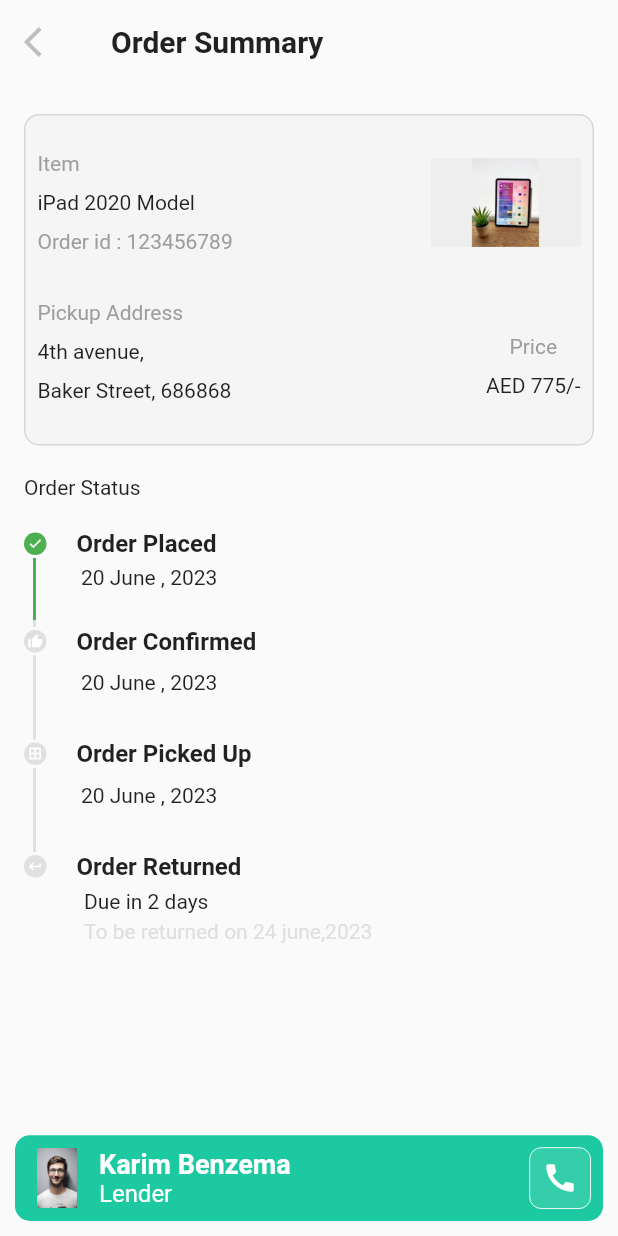
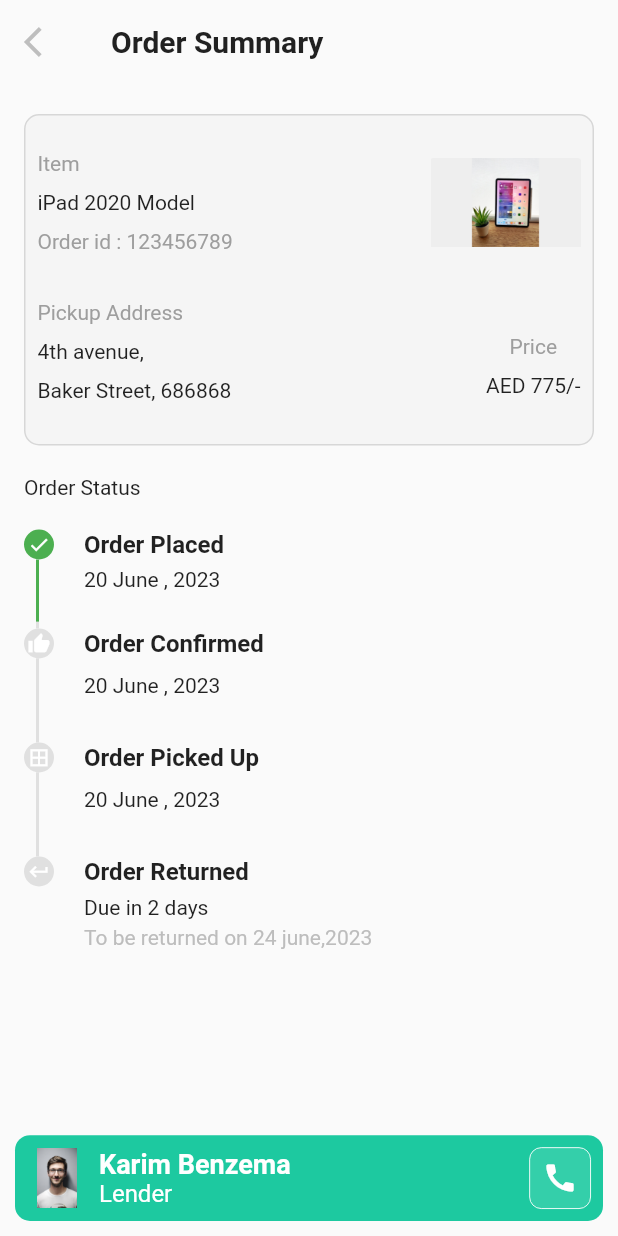
Before and after one commit to jithuhari/calender_rendal_app, a Flutter app: the screen it shows after launch, on a phone screen of 412 x 824 dp. Run offline on Flutter 3.47's test engine with Material 2 defaults, Android fonts, the phone set to English and light mode, and no system bars; our stand-ins replace get, table_calendar; missing offline and left inert: order_tracker_zen.

Commit message:
done some changes in tracker package

```diff
--- a/lib/features/order_summary/source/order_tracker.dart
+++ b/lib/features/order_summary/source/order_tracker.dart
@@ -174,14 +174,14 @@ class _OrderTrackerState extends State<OrderTracker>
             Row(
               children: [
                 Container(
-                  height: 15,
-                  width: 15,
+                  height: 20,
+                  width: 20,
                   decoration: BoxDecoration(
                       color: widget.activeColor ?? Colors.green,
                       borderRadius: BorderRadius.circular(50)),
                   child: const Icon(
                     Icons.check,
-                    size: 10,
+                    size: 15,
                     color: Colors.white,
                   ),
                 ),
@@ -209,7 +209,7 @@ class _OrderTrackerState extends State<OrderTracker>
             Row(
               children: [
                 Padding(
-                  padding: const EdgeInsets.only(left: 6),
+                  padding: const EdgeInsets.only(left: 8),
                   child: SizedBox(
                     width: 2,
                     height: widget.orderTitleAndDateList != null &&
@@ -277,8 +277,8 @@ class _OrderTrackerState extends State<OrderTracker>
             Row(
               children: [
                 Container(
-                  height: 15,
-                  width: 15,
+                  height: 20,
+                  width: 20,
                   decoration: BoxDecoration(
                       color: (widget.status?.name == Status.shipped.name ||
                                   widget.status?.name ==
@@ -291,7 +291,7 @@ class _OrderTrackerState extends State<OrderTracker>
                       borderRadius: BorderRadius.circular(50)),
                   child: const Icon(
                     Icons.thumb_up,
-                    size: 10,
+                    size: 15,
                     color: Colors.white,
                   ),
                 ),
@@ -319,7 +319,7 @@ class _OrderTrackerState extends State<OrderTracker>
             Row(
               children: [
                 Padding(
-                  padding: const EdgeInsets.only(left: 6),
+                  padding: const EdgeInsets.only(left: 8),
                   child: SizedBox(
                     width: 2,
                     height: widget.shippedTitleAndDateList != null &&
@@ -390,8 +390,8 @@ class _OrderTrackerState extends State<OrderTracker>
             Row(
               children: [
                 Container(
-                  height: 15,
-                  width: 15,
+                  height: 20,
+                  width: 20,
                   decoration: BoxDecoration(
                       color:
                           (widget.status?.name == Status.outOfDelivery.name ||
@@ -403,7 +403,7 @@ class _OrderTrackerState extends State<OrderTracker>
                       borderRadius: BorderRadius.circular(50)),
                   child: const Icon(
                     Icons.border_all,
-                    size: 10,
+                    size: 15,
                     color: Colors.white,
                   ),
                 ),
@@ -431,7 +431,7 @@ class _OrderTrackerState extends State<OrderTracker>
             Row(
               children: [
                 Padding(
-                  padding: const EdgeInsets.only(left: 6),
+                  padding: const EdgeInsets.only(left: 8),
                   child: SizedBox(
                     width: 2,
                     height: widget.outOfDeliveryTitleAndDateList != null &&
@@ -503,8 +503,8 @@ class _OrderTrackerState extends State<OrderTracker>
             Row(
               children: [
                 Container(
-                  height: 15,
-                  width: 15,
+                  height: 20,
+                  width: 20,
                   decoration: BoxDecoration(
                       color: widget.status?.name == Status.delivered.name &&
                               isThird == true
@@ -513,7 +513,7 @@ class _OrderTrackerState extends State<OrderTracker>
                       borderRadius: BorderRadius.circular(50)),
                   child: const Icon(
                     Icons.keyboard_return,
-                    size: 10,
+                    size: 15,
                     color: Colors.white,
                   ),
                 ),
@@ -557,7 +557,7 @@ class _OrderTrackerState extends State<OrderTracker>
                       Text(
                         widget.deliveredTitleAndDateList?[index].date ?? "",
                         style: widget.subDateTextStyle ??
-                            TextStyle(fontSize: 14, color: Colors.grey[300]),
+                            TextStyle(fontSize: 14, color: Colors.grey[400]),
                       )
                     ],
                   );
--- a/lib/features/order_summary/widgets/order_traker_widget.dart
+++ b/lib/features/order_summary/widgets/order_traker_widget.dart
@@ -10,7 +10,7 @@ class OrderTrackerWidget extends StatelessWidget {
   @override
   Widget build(BuildContext context) {
     return OrderTracker(
-      status: Status.shipped,
+      status: Status.outOfDelivery,
       orderTitleAndDateList: [
         TextDto("20 June , 2023", ""),
       ],
```
